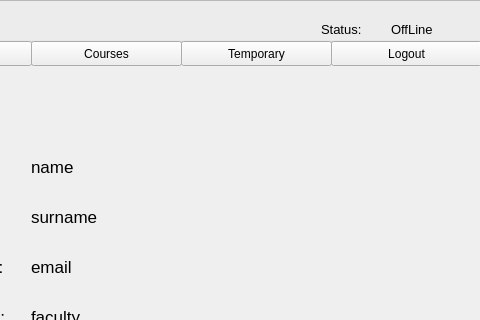
Poom1997/gman, file resources/UI/professorProfile.ui: the form before one commit; both pictures show x 420 to 900 and y 0 to 320 of the 900 by 600 pixel window.
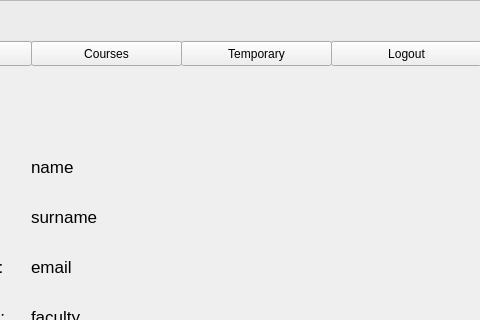
The form after the commit.

The edit to the form file:
```diff
--- a/resources/UI/professorProfile.ui
+++ b/resources/UI/professorProfile.ui
@@ -476,42 +476,6 @@
       <string/>
      </property>
     </widget>
-    <widget class="QLabel" name="status_2">
-     <property name="geometry">
-      <rect>
-       <x>810</x>
-       <y>20</y>
-       <width>53</width>
-       <height>16</height>
-      </rect>
-     </property>
-     <property name="font">
-      <font>
-       <pointsize>10</pointsize>
-      </font>
-     </property>
-     <property name="text">
-      <string>OffLine</string>
-     </property>
-    </widget>
-    <widget class="QLabel" name="label_5">
-     <property name="geometry">
-      <rect>
-       <x>740</x>
-       <y>20</y>
-       <width>61</width>
-       <height>16</height>
-      </rect>
-     </property>
-     <property name="font">
-      <font>
-       <pointsize>10</pointsize>
-      </font>
-     </property>
-     <property name="text">
-      <string>Status:</string>
-     </property>
-    </widget>
     <widget class="QLabel" name="label_15">
      <property name="geometry">
       <rect>
```
Left out of the diff: 2 changed lines with no effect on the pictures.
